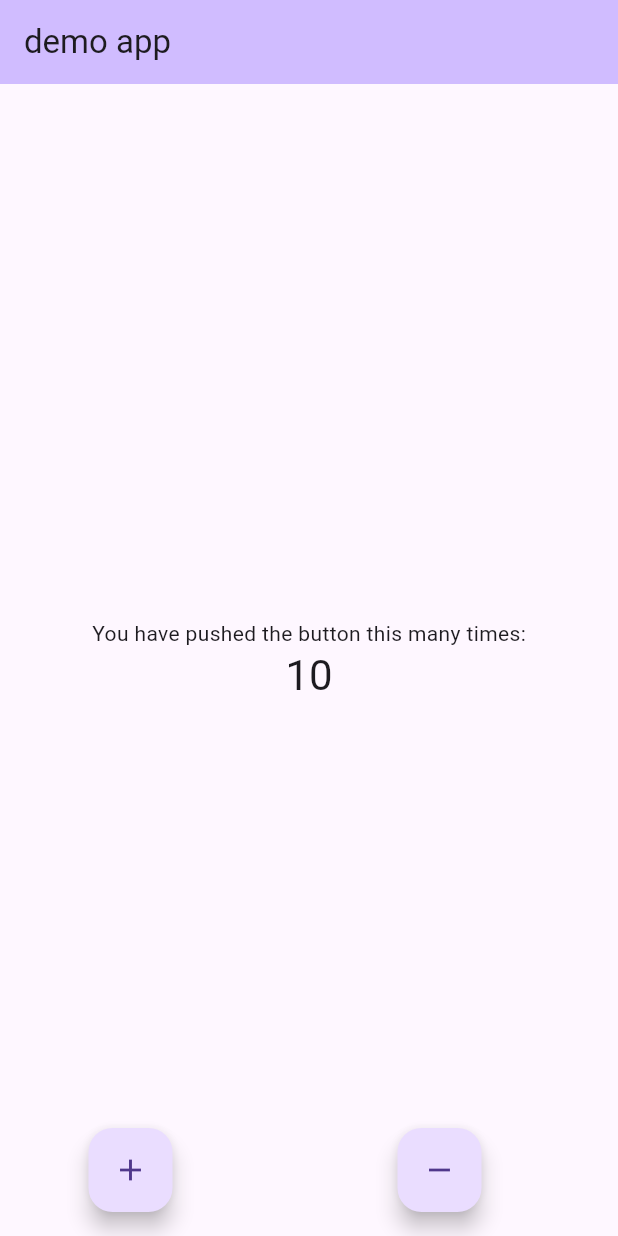
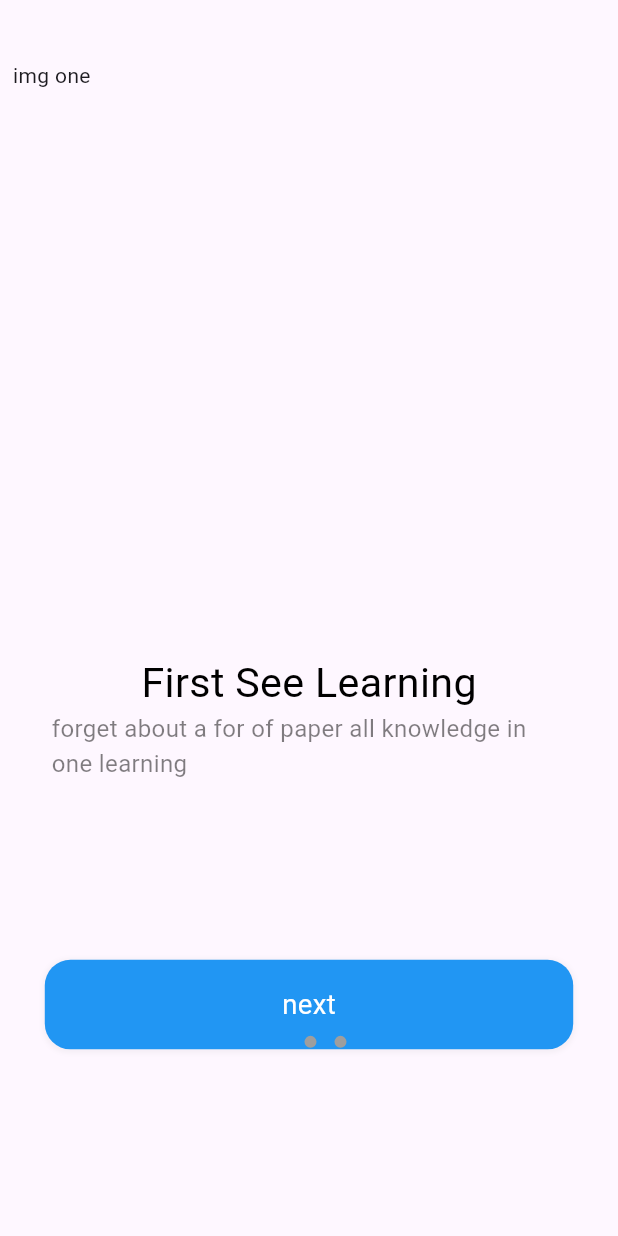
Before and after one commit to toanhuudao/shop_app, a Flutter app: the screen it shows after launch, on a phone screen of 412 x 824 dp. Run offline on Flutter 3.47's test engine with Material 3 defaults, Android fonts, the phone set to English and light mode, and no system bars; drawn by our look-alikes of dots_indicator; our stand-ins replace flutter_bloc, flutter_screenutil.

Commit message:
welcome page

```diff
--- /dev/null
+++ b/devtools_options.yaml
@@ -0,0 +1 @@
+extensions:
--- a/lib/main.dart
+++ b/lib/main.dart
@@ -1,8 +1,10 @@
 import 'package:flutter/material.dart';
 import 'package:flutter_bloc/flutter_bloc.dart';
+import 'package:flutter_screenutil/flutter_screenutil.dart';
 import 'package:shop_app/app_blocs.dart';
 import 'package:shop_app/app_events.dart';
 import 'package:shop_app/app_states.dart';
+import 'package:shop_app/pages/welcome/welcome.dart';
 
 void main() {
   runApp(const MyApp());
@@ -15,11 +17,10 @@ class MyApp extends StatelessWidget {
   @override
   Widget build(BuildContext context) {
     return BlocProvider(
-      create: (context) => AppBlocs(),
-      child: const MaterialApp(
-          debugShowCheckedModeBanner: false,
-          home: MyHomePage(title: 'demo app')),
-    );
+        create: (context) => AppBlocs(),
+        child: ScreenUtilInit(
+            builder: (context, child) => const MaterialApp(
+                debugShowCheckedModeBanner: false, home: Welcome())));
   }
 }
 
--- /dev/null
+++ b/lib/pages/welcome/bloc/welcome_events.dart
@@ -0,0 +1 @@
+class WelcomeEvent{}
--- /dev/null
+++ b/lib/pages/welcome/bloc/welcome_states.dart
@@ -0,0 +1,7 @@
+class WelcomeState {
+  int page;
+
+  WelcomeState({
+    this.page=0
+});
+}
--- /dev/null
+++ b/lib/pages/welcome/welcome.dart
@@ -0,0 +1,133 @@
+import 'package:dots_indicator/dots_indicator.dart';
+import 'package:flutter/material.dart';
+import 'package:flutter_screenutil/flutter_screenutil.dart';
+
+class Welcome extends StatefulWidget {
+  const Welcome({super.key});
+
+  @override
+  State<Welcome> createState() => _WelcomeState();
+}
+
+class _WelcomeState extends State<Welcome> {
+  @override
+  Widget build(BuildContext context) {
+    return Container(
+      color: Colors.white,
+      child: Scaffold(
+        body: Container(
+          margin: EdgeInsets.only(top: 34.h),
+          width: 375.w,
+          child: Stack(
+            alignment: Alignment.topCenter,
+            children: [
+              PageView(
+                children: [
+                  _page(
+                    1,
+                    context,
+                    "next",
+                    "First See Learning",
+                    "forget about a for of paper all knowledge in one learning",
+                    "forget about a for of paper all knowledge in one learning",
+                  ),
+                  _page(
+                    2,
+                    context,
+                    "next",
+                    "Connect with everyone",
+                    "Always keep touch with your friends",
+                    "forget about a for of paper all knowledge in one learning",
+                  ),
+                  _page(
+                    3,
+                    context,
+                    "get started",
+                    "",
+                    "forget about a for of paper all knowledge in one learning",
+                    "forget about a for of paper all knowledge in one learning",
+                  ),
+                ],
+              ),
+              Positioned(
+                  bottom: 100.h,
+                  child: DotsIndicator(
+                    dotsCount: 3,
+                    mainAxisAlignment: MainAxisAlignment.center,
+                    decorator: DotsDecorator(
+                      color: Colors.grey,
+                      activeColor: Colors.blue,
+                      size: const Size.square(8.0),
+                      activeShape: RoundedRectangleBorder(
+                        borderRadius: BorderRadius.circular(5.0),
+                      ),
+                      activeSize: const Size(10, 8),
+                    ),
+                  ))
+            ],
+          ),
+        ),
+      ),
+    );
+  }
+
+  Widget _page(int index, BuildContext context, String buttonName, String title,
+      String subTitle, String imagePath) {
+    return Column(
+      children: [
+        SizedBox(
+          width: 345.w,
+          height: 345.w,
+          child: const Text("img one"),
+        ),
+        Container(
+          child: Text(
+            title,
+            style: TextStyle(
+              color: Colors.black,
+              fontSize: 24.sp,
+              fontWeight: FontWeight.normal,
+            ),
+          ),
+        ),
+        Container(
+          width: 375.w,
+          padding: EdgeInsets.only(left: 30.w, right: 30.w),
+          child: Text(
+            subTitle,
+            style: TextStyle(
+              color: Colors.black.withOpacity(0.5),
+              fontSize: 14.sp,
+              fontWeight: FontWeight.normal,
+            ),
+          ),
+        ),
+        Container(
+          margin: EdgeInsets.only(top: 100.h, left: 25.h, right: 25.h),
+          width: 325.w,
+          height: 50.h,
+          decoration: BoxDecoration(
+              color: Colors.blue,
+              borderRadius: BorderRadius.all(Radius.circular(15.w)),
+              boxShadow: [
+                BoxShadow(
+                    color: Colors.grey.withOpacity(0.1),
+                    spreadRadius: 1,
+                    blurRadius: 2,
+                    offset: Offset(0, 1))
+              ]),
+          child: Center(
+            child: Text(
+              buttonName,
+              style: TextStyle(
+                color: Colors.white,
+                fontSize: 16.sp,
+                fontWeight: FontWeight.normal,
+              ),
+            ),
+          ),
+        ),
+      ],
+    );
+  }
+}
--- a/pubspec.yaml
+++ b/pubspec.yaml
@@ -36,6 +36,8 @@ dependencies:
   # Use with the CupertinoIcons class for iOS style icons.
   cupertino_icons: ^1.0.2
   flutter_bloc: ^8.1.3
+  flutter_screenutil:
+  dots_indicator:
 
 dev_dependencies:
   flutter_test:
```
Also changed, not shown: lib/pages/welcome/bloc/welcome_blocs.dart (added), pubspec.lock.
